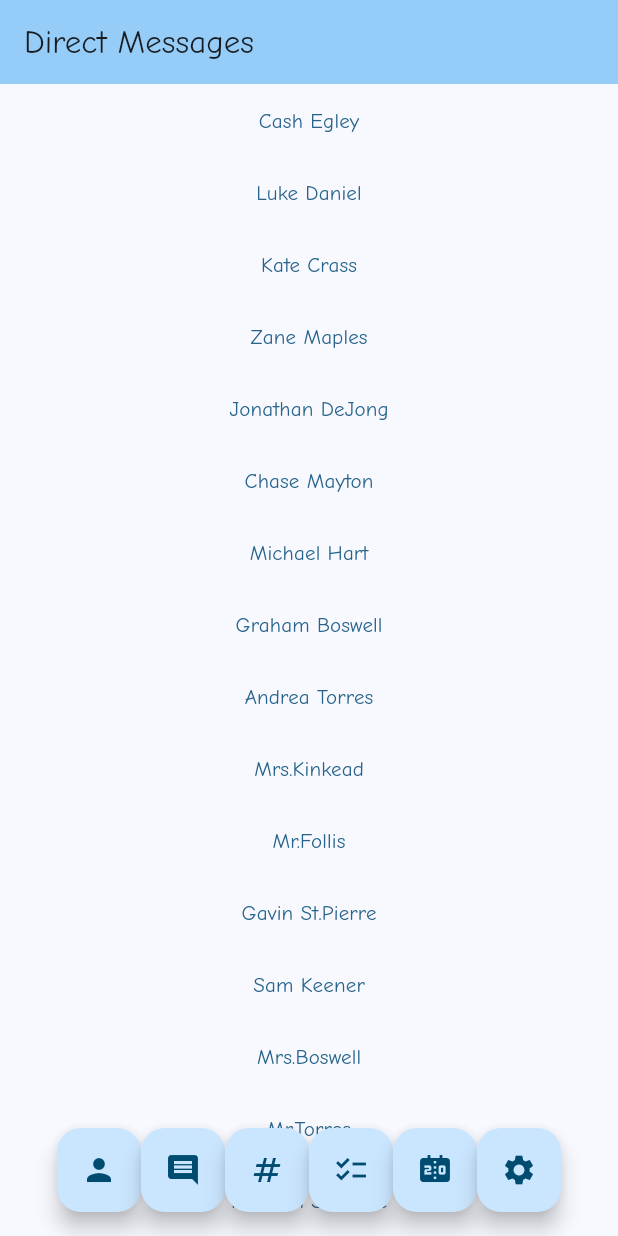
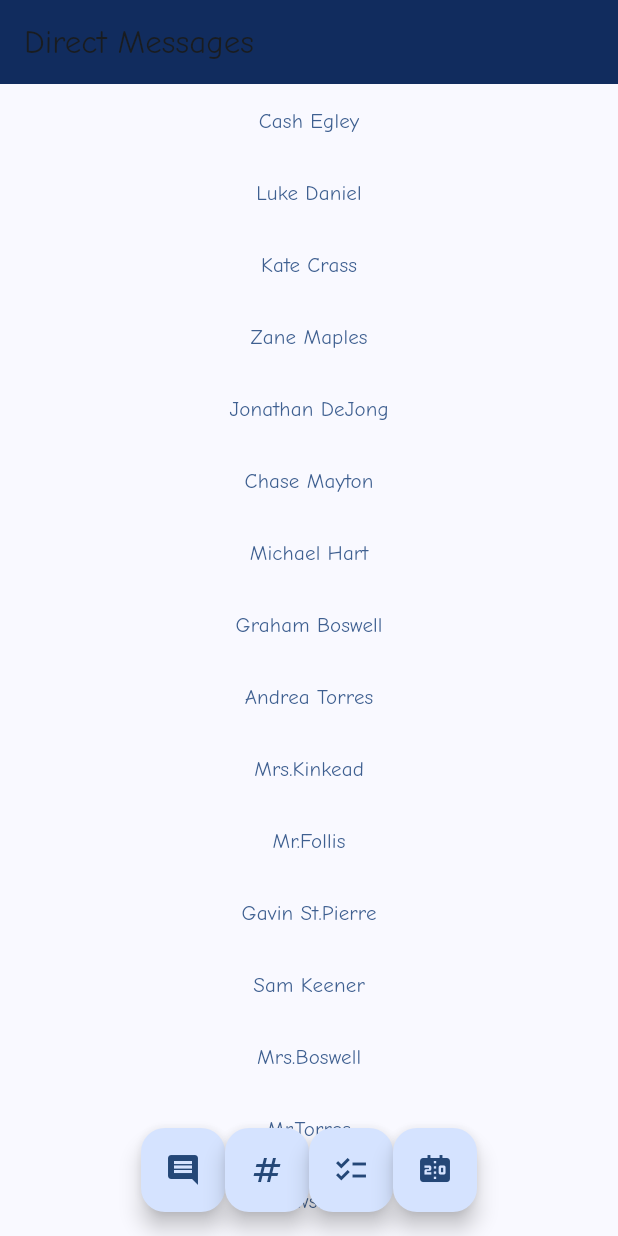
Before and after one commit to skybl0cker/ScoutinFRC, a Flutter app: the screen it shows after launch, on a phone screen of 412 x 824 dp. Run offline on Flutter 3.47's test engine with Material 2 defaults, Android fonts, the phone set to English and light mode, and no system bars.

Commit message:
fixed all the annoying messages flutter was giving us

```diff
--- a/lib/main.dart
+++ b/lib/main.dart
@@ -12,7 +12,7 @@ class MyApp extends StatelessWidget {
     return MaterialApp(
       title: 'Scouting 2024!',
       theme: ThemeData(fontFamily: 'ComicNeue',
-        colorScheme: ColorScheme.fromSeed(seedColor: Colors.lightBlue),
+        colorScheme: ColorScheme.fromSeed(seedColor: const Color.fromRGBO(72, 75, 82, 1.0)),
         useMaterial3: true,
       ),
       home: const MyHomePage(title: 'Direct Messages'),
@@ -35,11 +35,10 @@ class _MyHomePageState extends State<MyHomePage> {
   Widget build(BuildContext context) {
     return Scaffold(
       appBar: AppBar(
-        backgroundColor: Theme.of(context).colorScheme.inversePrimary,
+        backgroundColor: const Color.fromRGBO(17, 44, 94, 10),
         title: Text(widget.title),
       ),
-      body: Container(
-        child: ListView(
+      body: ListView(
         children: [
           TextButton(onPressed: () {}, child: const Text("Cash Egley")),
           TextButton(onPressed: () {}, child: const Text("Luke Daniel")),
@@ -56,9 +55,8 @@ class _MyHomePageState extends State<MyHomePage> {
           TextButton(onPressed: () {}, child: const Text("Sam Keener")),
           TextButton(onPressed: () {}, child: const Text("Mrs.Boswell")),
           TextButton(onPressed: () {}, child: const Text("Mr.Torres")),
-            TextButton(onPressed: () {}, child: const Text("Rowshin St.Pierre")),
+          TextButton(onPressed: () {}, child: const Text("Rowshin")),
         ],
-        ),
       ),
       floatingActionButtonLocation: FloatingActionButtonLocation.centerFloat,
       floatingActionButton: SizedBox.fromSize(
@@ -83,10 +81,6 @@ class _HomeRowState extends State<HomeRow> {
       children: <Widget>[
         FloatingActionButton(
           onPressed: () {},
-          child: const Icon(Icons.person),
-        ),
-        FloatingActionButton(
-          onPressed: () {},
           child: const Icon(Icons.comment),
         ),
         FloatingActionButton(
@@ -101,10 +95,6 @@ class _HomeRowState extends State<HomeRow> {
           onPressed: () {},
           child: const Icon(Icons.scoreboard),
         ),
-                FloatingActionButton(
-          onPressed: () {},
-          child: const Icon(Icons.settings),
-        ),
       ],
     );
   }
```
Lines whose indentation alone changed are shown as unchanged.
